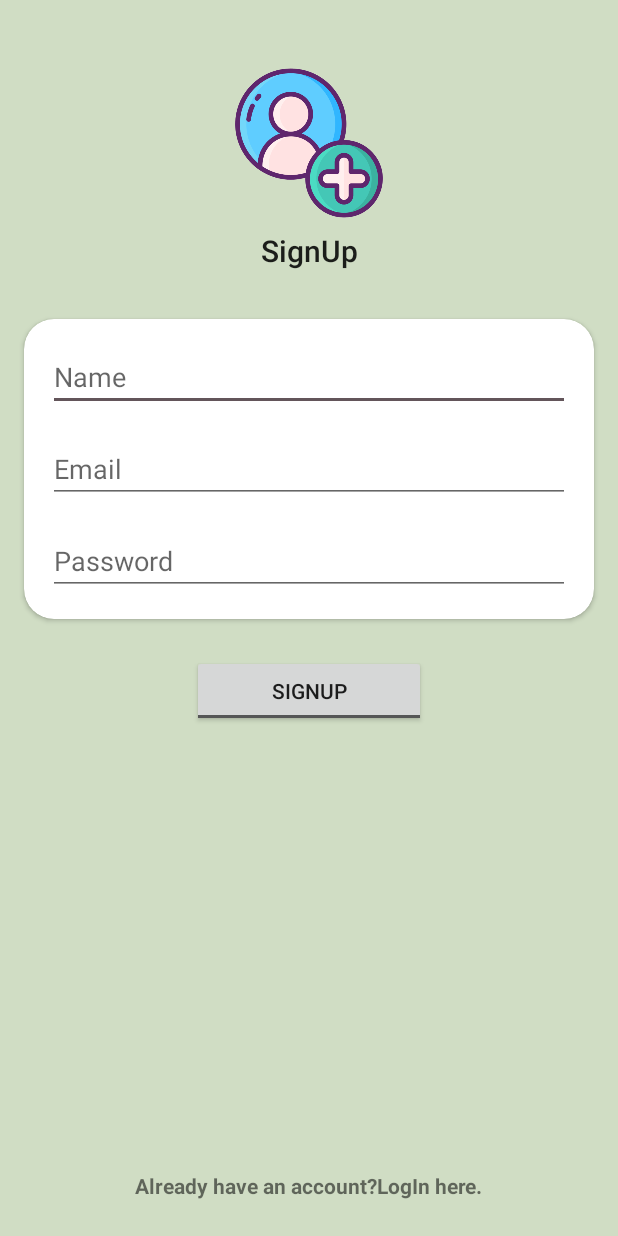
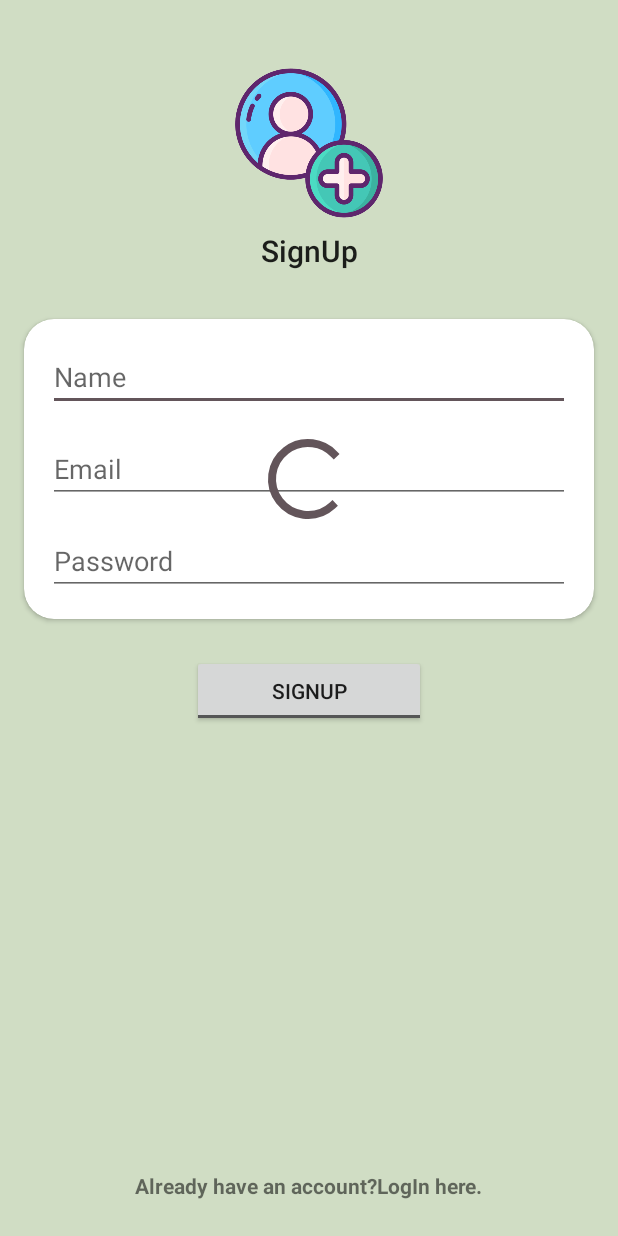
Before and after one commit to nightmare117/MyLoginApp, an Android app: the layout activity_signup.xml on its own in the app's theme, with its tools: preview values and no code run, on a phone screen of 412 x 824 dp. Run offline under Robolectric (Android 15) with nearby library versions, the phone set to English and light mode, and no system bars.

Commit message:
ProgressBar added!

```diff
--- a/app/src/main/res/layout/activity_signup.xml
+++ b/app/src/main/res/layout/activity_signup.xml
@@ -94,6 +94,18 @@
                 app:layout_constraintStart_toStartOf="parent"
                 app:layout_constraintTop_toBottomOf="@+id/editTextSignUpEmail" />
 
+            <ProgressBar
+                android:id="@+id/progressBar2"
+                style="?android:attr/progressBarStyle"
+                android:layout_width="80dp"
+                android:layout_height="64dp"
+                app:layout_constraintBottom_toBottomOf="parent"
+                app:layout_constraintEnd_toEndOf="parent"
+                app:layout_constraintHorizontal_bias="0.498"
+                app:layout_constraintStart_toStartOf="parent"
+                app:layout_constraintTop_toTopOf="@+id/editTextName"
+                app:layout_constraintVertical_bias="0.49" />
+
         </androidx.constraintlayout.widget.ConstraintLayout>
     </androidx.cardview.widget.CardView>
 
```
Also changed, not shown: app/src/main/java/com/example/myloginapp/MainActivity.java (+7 -2 lines), app/src/main/java/com/example/myloginapp/SignupActivity.java (+7 -3 lines), app/src/main/res/layout/activity_main.xml (+10 -0 lines).
